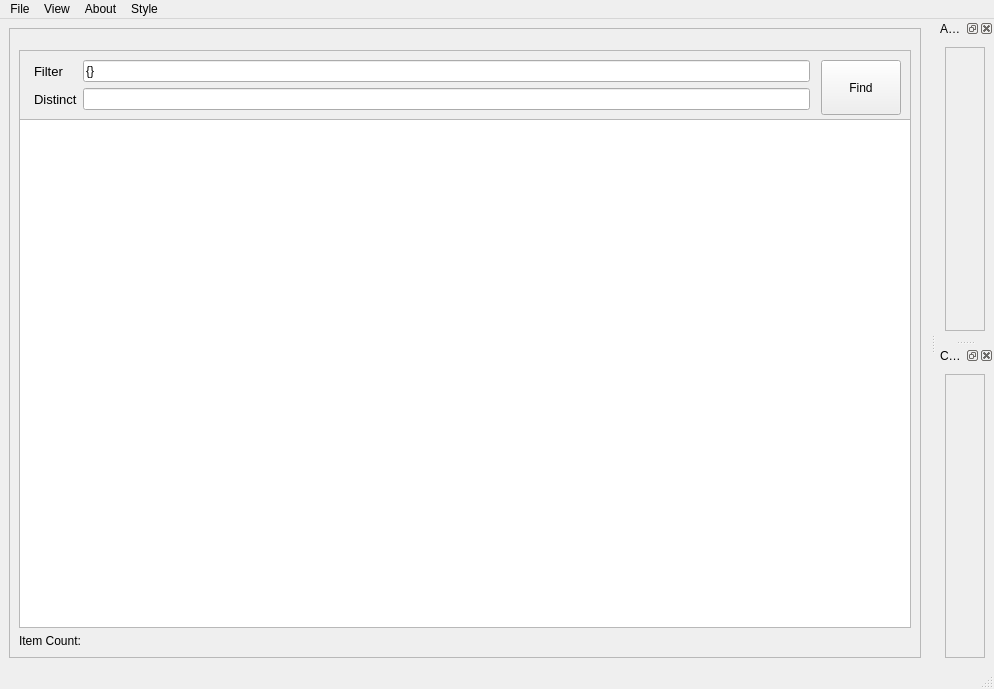
Above: assets/ui_files/main.ui from compix/MetadataManager before the change. Below: the same form after it.
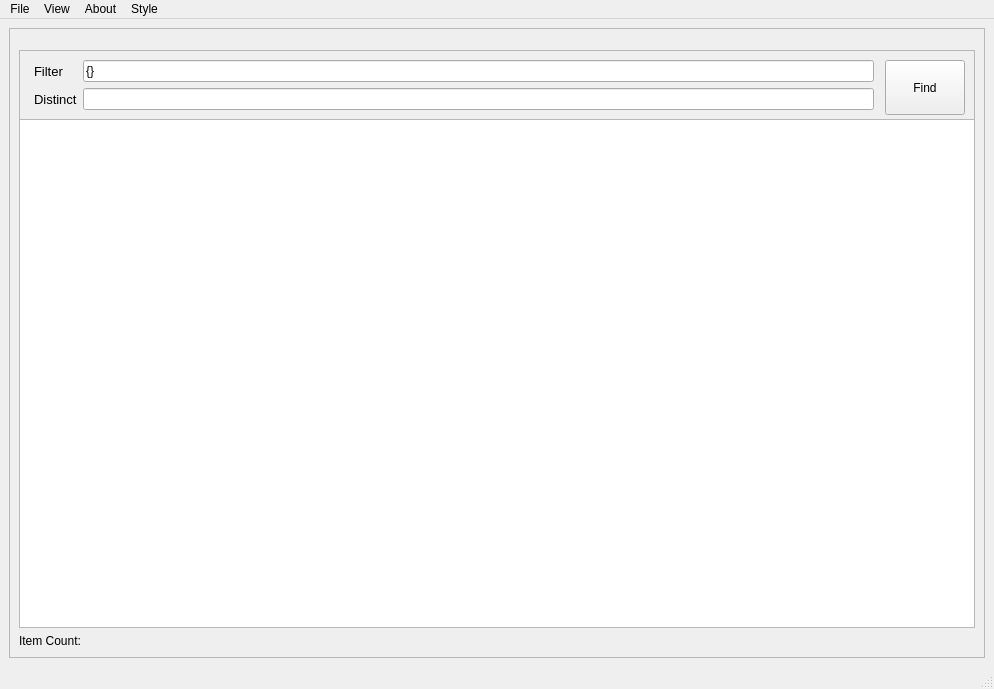
That is the form after the change.

Commit message: Updated Core and VisualScripting libs, viewers for document actions, allow copy operation in document inspectors, minor code refactoring

What changed in the file:
```diff
--- a/assets/ui_files/main.ui
+++ b/assets/ui_files/main.ui
@@ -195,56 +195,6 @@
     <bool>true</bool>
    </property>
   </widget>
-  <widget class="QDockWidget" name="actionsDockWidget">
-   <property name="floating">
-    <bool>false</bool>
-   </property>
-   <property name="allowedAreas">
-    <set>Qt::AllDockWidgetAreas</set>
-   </property>
-   <property name="windowTitle">
-    <string>Actions</string>
-   </property>
-   <attribute name="dockWidgetArea">
-    <number>2</number>
-   </attribute>
-   <widget class="QWidget" name="dockWidgetContents_12">
-    <layout class="QVBoxLayout" name="verticalLayout_5">
-     <item>
-      <widget class="QFrame" name="frame_3">
-       <property name="frameShape">
-        <enum>QFrame::StyledPanel</enum>
-       </property>
-       <property name="frameShadow">
-        <enum>QFrame::Raised</enum>
-       </property>
-      </widget>
-     </item>
-    </layout>
-   </widget>
-  </widget>
-  <widget class="QDockWidget" name="commentsDockWidget">
-   <property name="windowTitle">
-    <string>Comments</string>
-   </property>
-   <attribute name="dockWidgetArea">
-    <number>2</number>
-   </attribute>
-   <widget class="QWidget" name="dockWidgetContents_13">
-    <layout class="QVBoxLayout" name="verticalLayout_6">
-     <item>
-      <widget class="QFrame" name="frame_4">
-       <property name="frameShape">
-        <enum>QFrame::StyledPanel</enum>
-       </property>
-       <property name="frameShadow">
-        <enum>QFrame::Raised</enum>
-       </property>
-      </widget>
-     </item>
-    </layout>
-   </widget>
-  </widget>
   <action name="actionViewPreview">
    <property name="checkable">
     <bool>true</bool>
```
Left out of the diff: 3 changed lines with no effect on the pictures. The commit also changes 9 other files.
